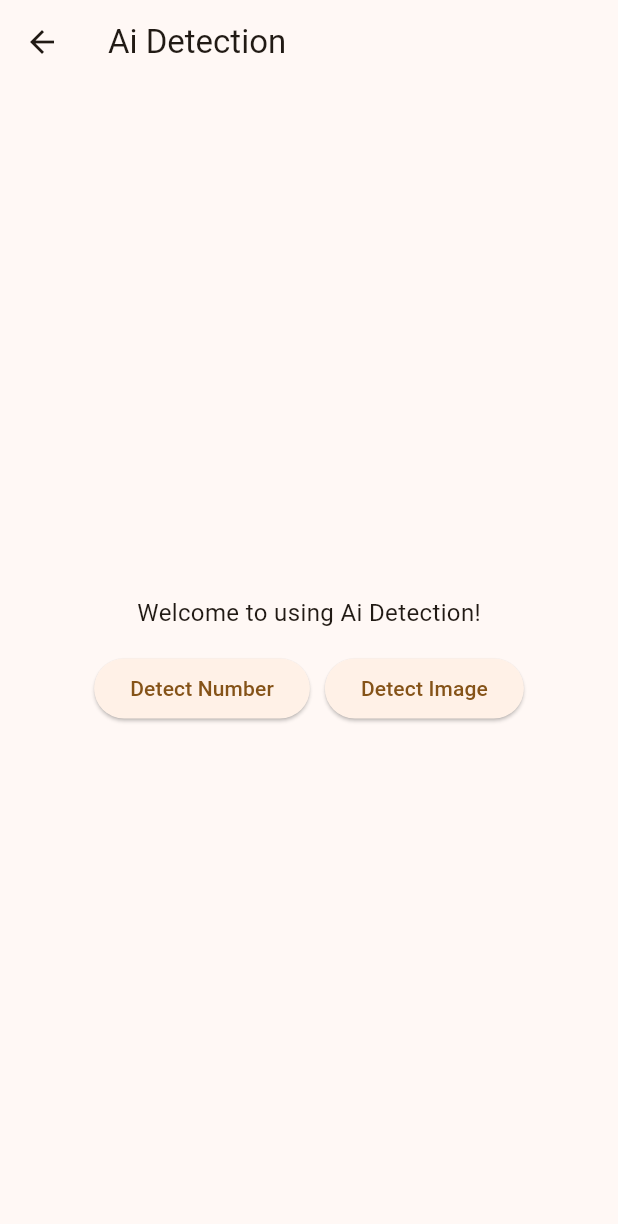
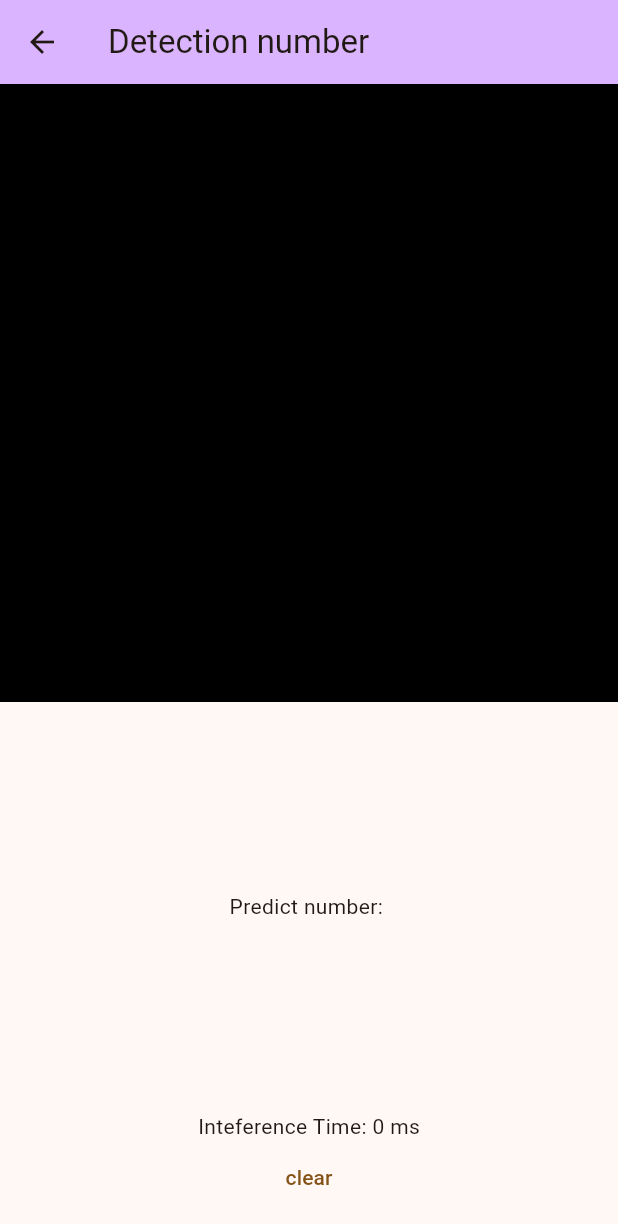
Before and after one commit to suphakamonLak/ai-detection-app, a Flutter app: the MyHome screen opened directly, after a tap on "Detect Number", on a phone screen of 412 x 824 dp. Shown: the top 1224 px of the screen. Run offline on Flutter 3.47's test engine with Material 3 defaults, Android fonts, the phone set to English and light mode, and no system bars; our stand-ins replace image_picker; missing offline and left inert: tflite_flutter.

Commit message:
add content

```diff
--- /dev/null
+++ b/lib/detect_minst.dart
@@ -0,0 +1,135 @@
+import 'package:ai_1/draw.dart';
+import 'package:flutter/rendering.dart';
+import 'mnist.dart';
+import 'package:flutter/material.dart';
+import 'dart:ui' as ui;
+
+class MyMinst extends StatefulWidget {
+  final title;
+
+  const MyMinst({super.key, required this.title});
+
+  @override
+  State<MyMinst> createState() => _MyMinstState();
+}
+
+class _MyMinstState extends State<MyMinst> {
+  List<Offset?> _points = <Offset?>[];// เก็บพิกัดของจุดที่ผู้ใช้วาด
+  final GlobalKey _globalKey = GlobalKey();// ใช้เก็บ Key ของ RepaintBoundary เพื่อจับภาพ
+  late Mnist _mnist;// อินสแตนซ์ของ Mnist ที่ใช้สำหรับประมวลผลภาพ
+  int? _predictNumber;// ค่าที่โมเดลคาดการณ์
+  late double _predictConfidence;// ค่าความมั่นใจของโมเดล
+  int _inferenceTime = 0;// เวลาที่ใช้ในการทำ Inference
+
+  @override
+  void initState() {// โหลดโมเดล MNIST ก่อนที่ UI จะถูกสร้างขึ้น
+    _mnist = Mnist();
+    _mnist.init();
+    super.initState();
+  }
+
+  Future<void> predictNumber() async {// predict
+    // capture sketch area
+    RenderRepaintBoundary boundary =
+        _globalKey.currentContext!.findRenderObject() as RenderRepaintBoundary;//  เพื่อจับภาพพื้นที่วาด
+    ui.Image image = await boundary.toImage();
+    final byteData = await image.toByteData(format: ui.ImageByteFormat.png);
+    if (byteData == null) {
+      print("ไม่สามารถแปลงภาพเป็น ByteData ได้");
+      return;
+    }
+    final inputImageData = byteData.buffer.asUint8List();
+    final stopwatch = Stopwatch()..start();
+    final (number, confidence) = await _mnist.runInference(inputImageData!);// predict
+
+    setState(() {
+      _predictNumber = number;
+      _predictConfidence = confidence;
+      _inferenceTime = stopwatch.elapsedMilliseconds;
+    });
+    print("Predict: $_predictNumber (${_predictConfidence?.toStringAsFixed(3)} %)");
+  }
+
+  Widget build(BuildContext context) {
+    return Scaffold(
+      appBar: AppBar(
+        title: Text(widget.title),
+        backgroundColor: const Color.fromARGB(255, 219, 180, 255),
+      ),
+      body: Center(
+        child: Column(
+          children: [
+            AspectRatio(aspectRatio: 1, child: drawArea()),
+            Expanded(
+              child: Align(
+                alignment: Alignment.center,
+                child: Column(
+                  children: [
+                    const Spacer(),
+                    const Text("Predict number: "),
+                    if (_predictNumber != null)
+                      Text(
+                        "$_predictNumber (${(_predictConfidence * 100).toStringAsFixed(1)} %)",
+                      ),
+                    Spacer(),
+                    Text("Inteference Time: $_inferenceTime ms"),
+                    Padding(
+                      padding: EdgeInsets.only(bottom: 15),
+                      child: TextButton(
+                        onPressed: () {
+                          setState(() {
+                            _points = [];
+                            _predictNumber = 0;
+                            _predictConfidence = 0.0;
+                          });
+                        },
+                        child: Text("clear"),
+                      ),
+                    ),
+                  ],
+                ),
+              ),
+            ),
+          ],
+        ),
+      ),
+    );
+  }
+
+  Widget drawArea() {
+    return LayoutBuilder(
+      builder: (BuildContext context, BoxConstraints constraints) {
+        return GestureDetector(
+          onPanUpdate: (DragUpdateDetails details) {
+            final width = constraints.maxWidth;
+            final height = constraints.maxHeight;
+            Offset point = details.localPosition;
+
+            double x = point.dx.clamp(0, width);
+            double y = point.dx.clamp(0, height);
+
+            setState(() {
+              _points = List.from(_points)..add(point);
+            });
+          },
+          onPanEnd: (DragEndDetails details) async {
+            setState(() {
+              _points.add(null);// เพิ่ม null เพื่อปิดเส้น
+            });
+            await predictNumber();// เรียก predict เมื่อวาดเสร็จ
+          },
+          child: RepaintBoundary(
+            key: _globalKey,
+            child: Container(
+              color: Colors.black,
+              child: CustomPaint(
+                size: Size(constraints.maxWidth, constraints.maxHeight),
+                painter: Draw(_points),
+              ),
+            ),
+          ),
+        );
+      },
+    );
+  }
+}
--- /dev/null
+++ b/lib/draw.dart
@@ -0,0 +1,30 @@
+import 'package:flutter/material.dart';
+
+class Draw extends CustomPainter {
+  final List<Offset?> points;
+
+  Draw(this.points);
+
+  @override
+  void paint(Canvas canvas, Size size) {
+    Paint paint =
+        Paint()
+          ..color = const Color.fromARGB(255, 255, 255, 255)
+          ..strokeCap = StrokeCap.round
+          ..strokeWidth = 30;
+
+    for (int i = 1; i < points.length - 1; ++i) {
+      if (points[i] == null) {
+        continue;
+      }
+      if (points[i + 1] != null) {
+        canvas.drawLine(points[i]!, points[i + 1]!, paint);
+      }
+    }
+  }
+
+  @override
+  bool shouldRepaint(Draw oldDelegate) {
+    return oldDelegate.points != points;
+  }
+}
--- a/lib/home.dart
+++ b/lib/home.dart
@@ -1,4 +1,5 @@
 import 'package:ai_1/detect_img.dart';
+import 'package:ai_1/detect_minst.dart';
 import 'package:flutter/material.dart';
 
 class MyHome extends StatefulWidget {
@@ -12,35 +13,86 @@ class _MyHomeState extends State<MyHome> {
   @override
   Widget build(BuildContext context) {
     return Scaffold(
+      backgroundColor: const Color.fromARGB(255, 196, 216, 222),
       appBar: AppBar(
-        title: Text("Ai Detection"),
+        backgroundColor: const Color.fromARGB(255, 196, 216, 222),
       ),
-      body: Column(
+      body: Padding(
+        padding: const EdgeInsets.all(15),
+        child: Center(
+          child: Column(
             mainAxisAlignment: MainAxisAlignment.center,
             crossAxisAlignment: CrossAxisAlignment.center,
             children: [
-          Text("Welcome to using Ai Detection!", style: TextStyle(fontSize: 16),),
+              Card(
+                elevation: 4,
+                child: Container(
+                  width: double.infinity,
+                  decoration: BoxDecoration(
+                    borderRadius: BorderRadius.circular(12),
+                    color: const Color.fromARGB(255, 255, 255, 255)
+                  ),
+                  child: Padding(
+                    padding: const EdgeInsets.all(10),
+                    child: Column(
+                      crossAxisAlignment: CrossAxisAlignment.start,
+                      mainAxisAlignment: MainAxisAlignment.center,
+                      children: [
+                        Text("Welcome to using Ai Detection!", style: TextStyle(fontSize: 18, fontWeight: FontWeight.bold),),
+                        SizedBox(height: 5,),
+                        Text("Please select what you'd like to detect:\nby image or by camera, and choose the object number you want to detect."),
                         SizedBox(height: 15,),
                         Row(
-            mainAxisAlignment: MainAxisAlignment.center,
+                          mainAxisAlignment: MainAxisAlignment.end,
+                          children: [
+                            Container(
+                              width: 80,
+                              child: Image.asset('assets/img/detect-banner.png'),
+                            ),
+                          ],
+                        )
+                      ],
+                    ),
+                  ),
+                ),
+              ),
+              SizedBox(height: 10,),
+              Row(
+                mainAxisAlignment: MainAxisAlignment.spaceAround,
                 children: [
                   ElevatedButton(
+                    style: ElevatedButton.styleFrom(
+                      backgroundColor: Colors.deepPurple[300],
+                      shape: RoundedRectangleBorder(
+                        borderRadius: BorderRadius.circular(12)
+                      )
+                    ),
                     onPressed: () {
+                      Navigator.push(context,
+                      MaterialPageRoute(builder: (context) => MyMinst(title: "Detection number")));
                     },
-                child: Text("Detect Number")
+                    child: Text("Detect Number", style: TextStyle(color:Colors.white),)
                   ),
-              SizedBox(width: 10),
+                  SizedBox(width: 5,),
                   ElevatedButton(
+                    style: ElevatedButton.styleFrom(
+                      backgroundColor: const Color.fromARGB(255, 109, 156, 237),
+                      shape: RoundedRectangleBorder(
+                        borderRadius: BorderRadius.circular(12)
+                      )
+                    ),
                     onPressed: () {
                       Navigator.push(context,
                       MaterialPageRoute(builder: (context) => DetectImg()));
                     },
-                child: Text("Detect Image")
-              )
+                    child: Text("Detect Image", style: TextStyle(color: Colors.white),)
+                  ),
                 ],
               )
             ],
           ),
+        ),
+      ),
     );
   }
 }
--- a/lib/main.dart
+++ b/lib/main.dart
@@ -1,4 +1,3 @@
-import 'package:ai_1/detect_img.dart';
 import 'package:ai_1/home.dart';
 import 'package:flutter/material.dart';
 
@@ -17,8 +16,7 @@ class MyApp extends StatelessWidget {
           seedColor: Colors.orange,
         ),
       ),
-      // home: const MyHome(),
-      home: DetectImg(),
+      home: const MyHome(),
     );
   }
 }
--- /dev/null
+++ b/lib/mnist.dart
@@ -0,0 +1,60 @@
+import 'package:tflite_flutter/tflite_flutter.dart';// โหลดและรันโมเดล TensorFlow Lite
+import 'package:flutter/services.dart';
+import 'package:image/image.dart' as img;// ใช้ทำ image processing
+
+class Mnist {
+  static const _modelPath = "assets/models/mnist.tflite";
+
+  late Interpreter _interpreter;// ใช้โหลดและรันโมเดล
+  late Tensor _inputTensor;
+  late Tensor _outputTensor;
+
+  Future<void> init() async {
+    await _loadModel();
+  }
+
+  Future<void> _loadModel() async {// โหลดโมเดล
+    final options = InterpreterOptions();
+    // load model from assets
+    _interpreter = await Interpreter.fromAsset(_modelPath, options: options);// โหลดโมเดลจากไฟล์ที่อยู่ใน assets
+    _inputTensor = _interpreter.getInputTensors().first;
+    _outputTensor = _interpreter.getOutputTensors().first;
+  }
+
+  Future<(int, double)> runInference(Uint8List inputImageData) async {// predict number from img input
+    // resize image
+    img.Image? image = img.decodeImage(inputImageData);
+    img.Image? resizedImage = img.copyResize(
+      image!,
+      width: _inputTensor.shape[1],
+      height: _inputTensor.shape[2],
+    );
+
+    // prepare input (แปลงภาพเป็นอาร์เรย์)
+    final imageMatrix = List.generate(
+      resizedImage.height,
+      (y) => List.generate(resizedImage.width, (x) {
+        final pixel = resizedImage.getPixel(x, y);// อ่านค่าพิกเซลของภาพ
+        // แปลงให้เป็นค่าระหว่าง 0.0 ถึง 1.0
+        return [pixel.r / 255.0, pixel.g / 255.0, pixel.b / 255.0];
+      }),
+    );
+
+    final input = [imageMatrix];// อาร์เรย์ที่เก็บค่าพิกเซลของภาพ
+    final output = [List<double>.filled(_outputTensor.shape[1], 0.0)];// ความน่าจะเป็นของตัวเลข 0-9
+
+    _interpreter.run(input, output);// รันโมเดล
+    List<double> result = output.first;// ผลลัพธ์ที่โมเดลทำนาย
+
+    // หาค่าที่มีความน่าจะเป็นสูงสุด
+    int predictNumber = 0;// ค่าที่โมเดลคิดว่าเป็นตัวเลขที่ถูกต้อง
+    double maxConfidence = result[0];// ค่าความมั่นใจ
+    for (var i = 1; i < result.length; i++) {
+      if (result[i] > maxConfidence) {
+        maxConfidence = result[i];
+        predictNumber = i;
+      }
+    }
+    return (predictNumber, maxConfidence);
+  }
+}
--- a/pubspec.yaml
+++ b/pubspec.yaml
@@ -61,7 +61,9 @@ flutter:
   uses-material-design: true
   assets:
     - assets/models/
+    - assets/models/mnist.tflite
     - assets/img/detect.png
+    - assets/img/detect-banner.png
 
   # To add assets to your application, add an assets section, like this:
   # assets:
```
Also changed, not shown: lib/detect_img.dart (+10 -18 lines), assets/img/detect-banner.png (added), 1 other file. Lines whose indentation alone changed are shown as unchanged.
